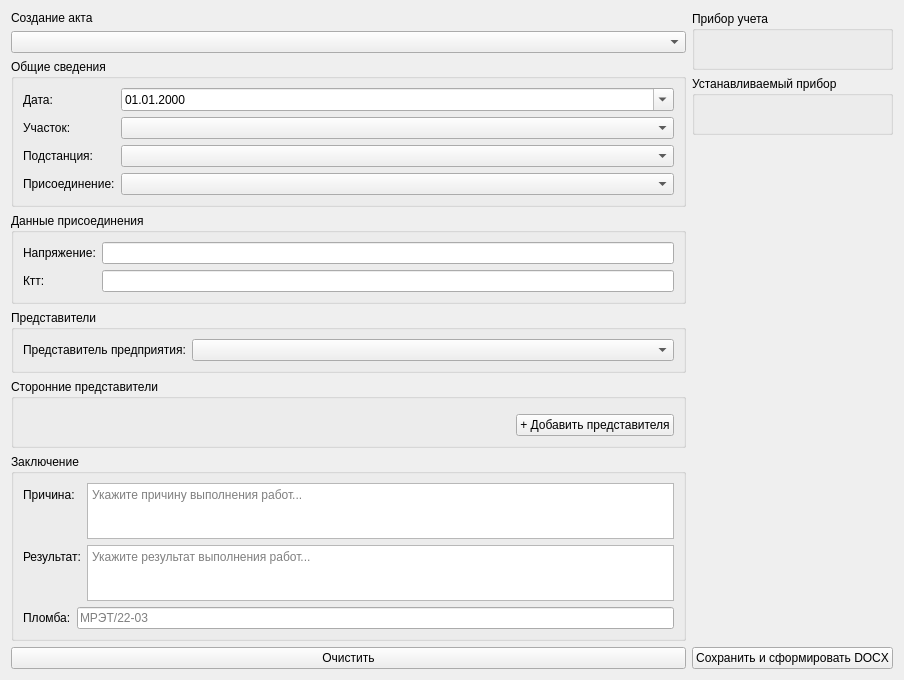
Above: ui/createactwidget.ui from nikola240698/MeteringActs before the change. Below: the same form after it.
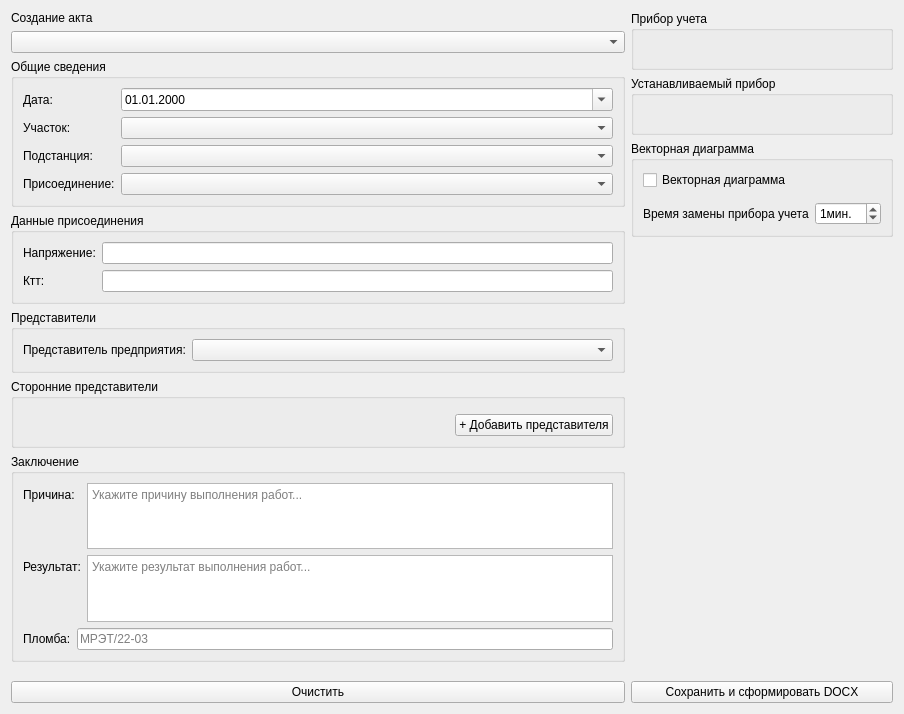
That is the form after the change.

Commit message: Add Vector Diagram widget and its Ui show/hide methods

The edit to the form file:
```diff
--- a/ui/createactwidget.ui
+++ b/ui/createactwidget.ui
@@ -7,7 +7,7 @@
     <x>0</x>
     <y>0</y>
     <width>904</width>
-    <height>680</height>
+    <height>714</height>
    </rect>
   </property>
   <property name="windowTitle">
@@ -380,6 +380,78 @@
          </layout>
         </widget>
        </item>
+       <item>
+        <widget class="QGroupBox" name="vectorDiagramGroupBox">
+         <property name="title">
+          <string>Векторная диаграмма</string>
+         </property>
+         <layout class="QVBoxLayout" name="verticalLayout_10">
+          <item>
+           <widget class="QCheckBox" name="hasVectorDiagramCheckBox">
+            <property name="text">
+             <string>Векторная диаграмма</string>
+            </property>
+           </widget>
+          </item>
+          <item>
+           <widget class="QWidget" name="vectorDiagramContainerWidget" native="true">
+            <layout class="QVBoxLayout" name="verticalLayout_12">
+             <property name="leftMargin">
+              <number>0</number>
+             </property>
+             <property name="topMargin">
+              <number>0</number>
+             </property>
+             <property name="rightMargin">
+              <number>0</number>
+             </property>
+             <property name="bottomMargin">
+              <number>0</number>
+             </property>
+            </layout>
+           </widget>
+          </item>
+          <item>
+           <widget class="QWidget" name="replacementDurationWidget" native="true">
+            <layout class="QHBoxLayout" name="horizontalLayout_5">
+             <property name="leftMargin">
+              <number>0</number>
+             </property>
+             <property name="topMargin">
+              <number>0</number>
+             </property>
+             <property name="rightMargin">
+              <number>0</number>
+             </property>
+             <property name="bottomMargin">
+              <number>0</number>
+             </property>
+             <item>
+              <widget class="QLabel" name="label_10">
+               <property name="text">
+                <string>Время замены прибора учета</string>
+               </property>
+              </widget>
+             </item>
+             <item>
+              <widget class="QSpinBox" name="spinBox">
+               <property name="keyboardTracking">
+                <bool>true</bool>
+               </property>
+               <property name="suffix">
+                <string>мин.</string>
+               </property>
+               <property name="value">
+                <number>1</number>
+               </property>
+              </widget>
+             </item>
+            </layout>
+           </widget>
+          </item>
+         </layout>
+        </widget>
+       </item>
        <item>
         <spacer name="verticalSpacer_2">
          <property name="orientation">
```
The commit also changes 7 other files.
